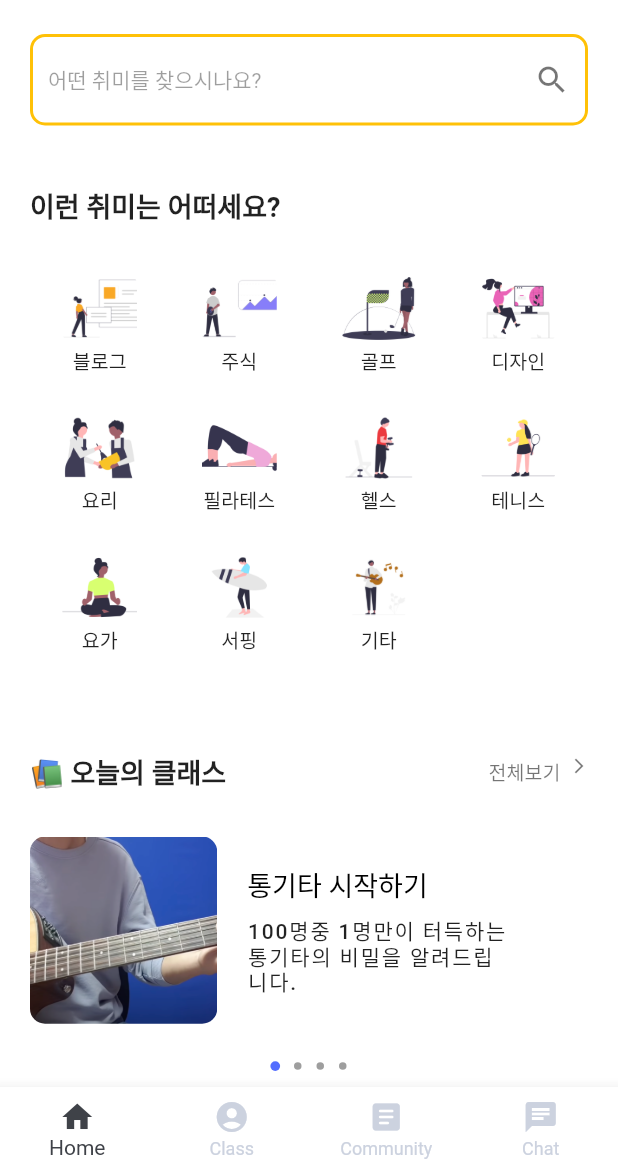
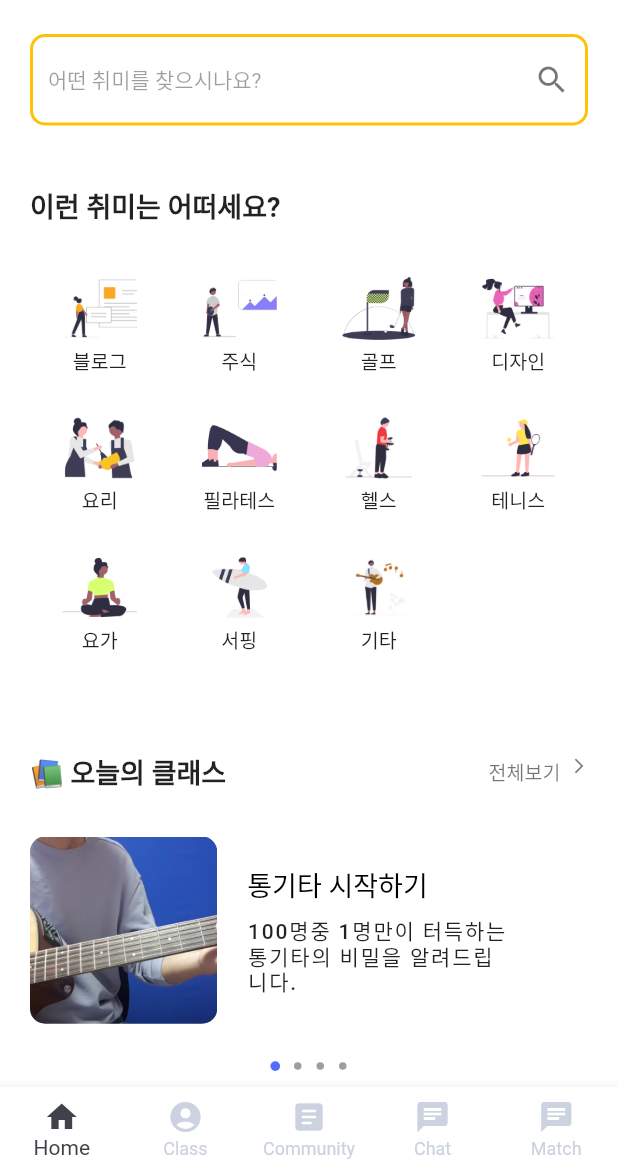
Before and after one commit to PoomAt-E/hobby-mate, a Flutter app: the BottomNavigation screen opened directly, on a phone screen of 412 x 824 dp, the part 65-1236 px from its top. Run offline on Flutter 3.47's test engine with Material 2 defaults, Android fonts, the phone set to English and light mode, and no system bars; drawn by our look-alikes of smooth_page_indicator; our stand-ins replace chat_bubbles, chewie, cloud_firestore, dio, file_picker, firebase_core and 6 more; accounts and stored records are empty.

```diff
--- a/lib/screen/main/bottom_nav.dart
+++ b/lib/screen/main/bottom_nav.dart
@@ -5,6 +5,8 @@ import 'package:hobby_mate/screen/class/class_list_%20screen.dart';
 import 'package:hobby_mate/screen/community/community_screen.dart';
 import 'package:hobby_mate/style/style.dart';
 import 'package:hobby_mate/screen/main/home_screen.dart';
+import 'package:hobby_mate/screen/match/MenteeScreen.dart';
+import 'package:hobby_mate/screen/match/MentorScreen.dart';
 import 'package:shared_preferences/shared_preferences.dart';
 
 final bottomNavProvider = StateProvider<int>((ref) => 0);
@@ -28,14 +30,25 @@ class BottomNavigationState extends ConsumerState<BottomNavigation> {
   Widget build(BuildContext context) {
     final currentPage = ref.watch(bottomNavProvider);
     final role = ref.watch(roleStateProvider);
-
-    final screen = [
+    final List<dynamic> screen = role.when(data: (data)=>
+      [
       const HomeScreen(),
       const ClassListScreen(),
       const CommunityScreen(),
       const ChatListScreen(),
-      if(role == 'Mento')...[const MentoScreen()]else...[const MenteeScreen()]
-    ];
+      if(data == 'Mento')...[const MentorScreen()]else...[const MenteeScreen()]]
+     , error: ((error, stackTrace) => [
+      const HomeScreen(),
+      const ClassListScreen(),
+      const CommunityScreen(),
+      const ChatListScreen(),
+      const CircularProgressIndicator()]), loading: ()=>[
+      const HomeScreen(),
+      const ClassListScreen(),
+      const CommunityScreen(),
+      const ChatListScreen(),
+      const CircularProgressIndicator()]);
+
 
     return Scaffold(
       body: SafeArea(child: screen.elementAt(currentPage)),
@@ -83,6 +96,16 @@ class BottomNavigationState extends ConsumerState<BottomNavigation> {
                   color: Palette.bottomSelectedColor,
                 ),
                 label: 'Chat'),
+                BottomNavigationBarItem(
+                icon: Icon(
+                  Icons.chat,
+                  color: Palette.bottomUnselectedColor,
+                ),
+                activeIcon: Icon(
+                  Icons.chat,
+                  color: Palette.bottomSelectedColor,
+                ),
+                label: 'Match'),
           ],
           currentIndex: currentPage,
           selectedItemColor: Palette.bottomSelectedColor,
```
